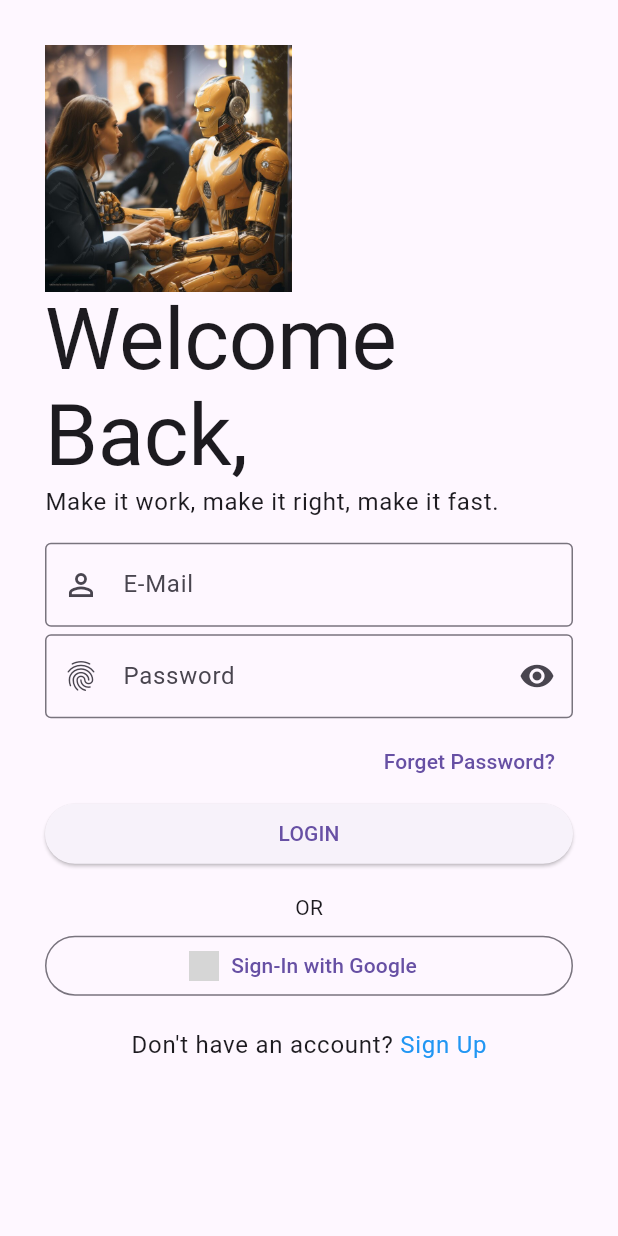
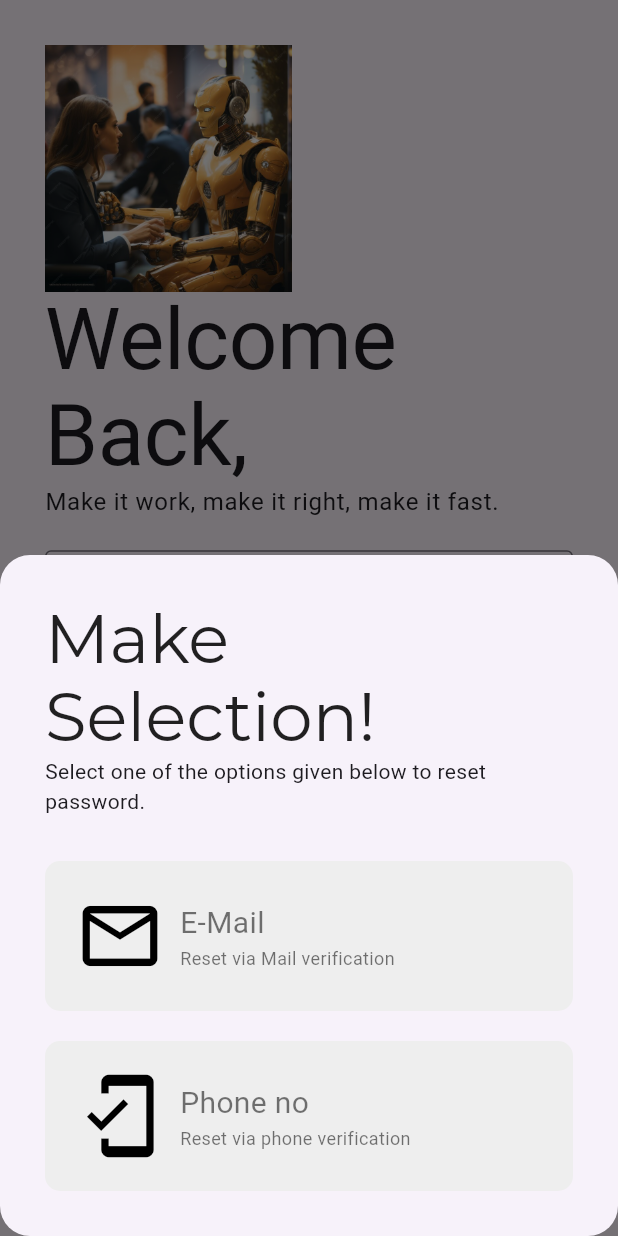
Before and after one commit to chaitnya211/FireStore_Integration, a Flutter app: the LoginScreen screen opened directly, after a tap on "Forget Password?", on a phone screen of 412 x 824 dp. Run offline on Flutter 3.47's test engine with Material 3 defaults, Android fonts, the phone set to English and light mode, and no system bars; our stand-ins replace get, google_fonts, liquid_swipe, smooth_page_indicator; grey boxes are pictures that could not be loaded.

Commit message:
Forgot password bottom sheet and one other page design

```diff
--- a/lib/main.dart
+++ b/lib/main.dart
@@ -18,7 +18,8 @@ class MyApp extends StatelessWidget {
       theme: TAppTheme.lightTheme,
       darkTheme: TAppTheme.darkTheme,
       themeMode: ThemeMode.system,
-      title: 'Flutter Demo',
+      defaultTransition: Transition.leftToRightWithFade,
+      transitionDuration: const Duration(milliseconds: 500),
       home: SplashScreen(),
     );
   }
--- a/lib/src/constants/image_strings.dart
+++ b/lib/src/constants/image_strings.dart
@@ -9,3 +9,5 @@ const String tOnBoardingImage3 = "assets/images/on_boarding_images/on_boarding_i
 const String tWelcomeScreenImage = "assets/images/welcome_screen_image1.jpg";
 
 const String tGoogleLogoImage = "assets/logo/google_logo.png";
+
+const String tForgetPassImage = "assets/images/forget_password_image.png";
--- a/lib/src/constants/sizes.dart
+++ b/lib/src/constants/sizes.dart
@@ -1,3 +1,4 @@
 const tDefaultSize = 30.0;
 const tSplashContainerSize = 30.0;
-const tFormHeight = 25.0;
+const tFormHeight = 30.0;
+const tButtonHeight = 15.0;
--- a/lib/src/constants/text_strings.dart
+++ b/lib/src/constants/text_strings.dart
@@ -33,7 +33,19 @@ const String tForgetPassword = "Forget Password?";
 const String tSignUpTitle = "Get On Board!";
 const String tSignUpSubTitle = "Create your profile to start your journey.";
 const String tFullName = "Full Name";
-const String tPhoneNo = "Phoen no";
+const String tPhoneNo = "Phone no";
 const String tAlreadyHaveAnAccount = "Already have an account? ";
 
 //  -- forget password Text Strings
+
+const String tForgetPasswordTitle = "Make Selection!";
+const String tForgetPasswordSubTitle = "Select one of the options given below to reset password.";
+const String tResetViaPhone = "Reset via phone verification";
+const String tResetViaEmail = "Reset via Mail verification";
+
+const String tForgetPhoneSubTitle = "Enter your registered phone no to receive OTP";
+const String tForgetEmailSubTitle = "Enter your registered Email to receive OTP";
+
+const String tOtpTitle = "CO\nDE";
+const String tOtpSubTitle = "Verification";
+const String tOtpMessage = "Enter the verification code sent at ";
--- /dev/null
+++ b/lib/src/features/authentication/screens/forget_password/forget_password_options/forget_password_btn_widget.dart
@@ -0,0 +1,45 @@
+import 'package:flutter/material.dart';
+
+class ForgetPasswordBtnWidget extends StatelessWidget {
+  const ForgetPasswordBtnWidget({
+    required this.title,
+    required this.subTitle,
+    required this.iconBtn,
+    required this.onTap,
+    super.key,
+  });
+
+  final IconData iconBtn;
+  final String title, subTitle;
+  final VoidCallback onTap;
+
+  @override
+  Widget build(BuildContext context) {
+    return GestureDetector(
+      onTap: onTap,
+      child: Container(
+        padding: EdgeInsets.all(20.0),
+        decoration: BoxDecoration(
+          borderRadius: BorderRadius.circular(10.0),
+          color: Colors.grey.shade200,
+        ),
+        child: Row(
+          children: [
+            Icon(iconBtn,color: Colors.black, size: 60.0),
+            const SizedBox(width: 10.0),
+            Column(
+              crossAxisAlignment: CrossAxisAlignment.start,
+              children: [
+                Text(title, style: TextStyle(fontSize: 20,color: Colors.black54)),
+                Text(
+                  subTitle,
+                  style: TextStyle(fontSize: 12,color: Colors.black54),
+                )
+              ],
+            )
+          ],
+        ),
+      ),
+    );
+  }
+}
--- /dev/null
+++ b/lib/src/features/authentication/screens/forget_password/forget_password_options/forget_password_model_bottom_sheet.dart
@@ -0,0 +1,58 @@
+
+import 'package:flutter/material.dart';
+import 'package:get/get.dart';
+import 'package:login_firebase_complete/src/features/authentication/screens/forget_password/forget_password_mail.dart';
+
+import '../../../../../constants/sizes.dart';
+import '../../../../../constants/text_strings.dart';
+import 'forget_password_btn_widget.dart';
+
+class ForgetPasswordScreen {
+
+  static Future<dynamic> buildShowModalBottomSheet(BuildContext context) {
+    return showModalBottomSheet(
+      context: context,
+      shape: RoundedRectangleBorder(
+          borderRadius: BorderRadius.circular(20.0)),
+      builder: (context) => SingleChildScrollView(
+        child: SingleChildScrollView(
+          child: Container(
+            padding: EdgeInsets.all(tDefaultSize),
+            child: Column(
+              crossAxisAlignment: CrossAxisAlignment.start,
+              children: [
+                Text(
+                  tForgetPasswordTitle,
+                  style: Theme.of(context).textTheme.headline2,
+                ),
+                Text(
+                  tForgetPasswordSubTitle,
+                  style: Theme.of(context).textTheme.bodyText2,
+                ),
+                const SizedBox(height: 30.0),
+                ForgetPasswordBtnWidget(
+                  title: tEmail,
+                  subTitle: tResetViaEmail,
+                  iconBtn: Icons.email_outlined,
+                  onTap: () {
+                    Navigator.pop(context);
+                    Get.to(() => ForgetPasswordMailScreen());
+                  },
+                ),
+                SizedBox(height: 20),
+                ForgetPasswordBtnWidget(
+                  title: tPhoneNo,
+                  subTitle: tResetViaPhone,
+                  iconBtn: Icons.mobile_friendly_outlined,
+                  onTap: () {
+
+                  },
+                ),
+              ],
+            ),
+          ),
+        ),
+      ),
+    );
+  }
+}
--- a/lib/src/features/authentication/screens/login/login_form_widget.dart
+++ b/lib/src/features/authentication/screens/login/login_form_widget.dart
@@ -2,6 +2,8 @@ import 'package:flutter/material.dart';
 
 import '../../../../constants/sizes.dart';
 import '../../../../constants/text_strings.dart';
+import '../forget_password/forget_password_options/forget_password_btn_widget.dart';
+import '../forget_password/forget_password_options/forget_password_model_bottom_sheet.dart';
 
 class LoginForm extends StatelessWidget {
   const LoginForm({
@@ -40,7 +42,10 @@ class LoginForm extends StatelessWidget {
             Align(
               alignment: Alignment.centerRight,
               child: TextButton(
-                  onPressed: () {}, child: const Text(tForgetPassword)),
+                  onPressed: () {
+                    ForgetPasswordScreen.buildShowModalBottomSheet(context);
+                  },
+                  child: const Text(tForgetPassword)),
             ),
             SizedBox(
               width: double.infinity,
```
Also changed, not shown: lib/src/features/authentication/screens/forget_password/forget_password_mail.dart (added, +53 -0 lines), lib/src/features/authentication/screens/forget_password/forget_password_otp.dart (added), lib/src/features/authentication/screens/forget_password/forget_password_phone.dart (added).
